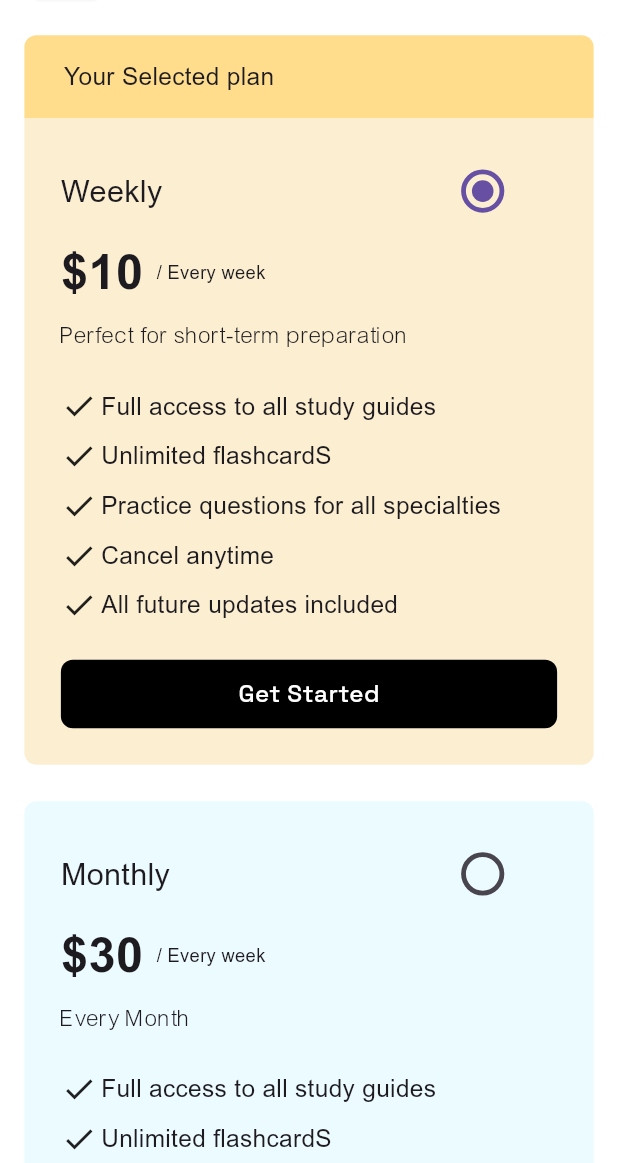
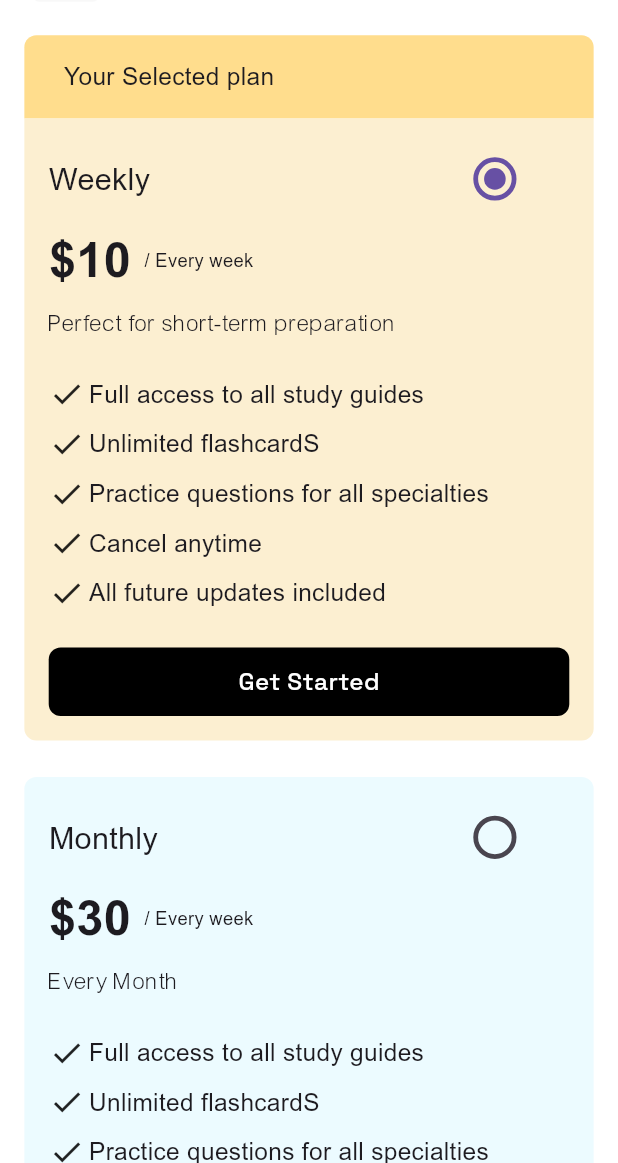
Before and after one commit to flutter-maktech/shomoshotime_app_forntend, a Flutter app: the SubscriptionPlanView screen opened by its route, on a phone screen of 412 x 824 dp, the part 73-1236 px from its top. Run offline on Flutter 3.47's test engine with Material 3 defaults, Android fonts, the light colour scheme and no system bars; our stand-ins replace flutter_screenutil, get.

Commit message:
finan commit

```diff
--- a/lib/app/modules/home/views/home_view.dart
+++ b/lib/app/modules/home/views/home_view.dart
@@ -66,8 +66,6 @@ class HomeView extends GetView<HomeController> {
               ],
             ),
           ],
-        )
-      ),
         ),
       ),
     );
--- a/lib/app/modules/profile/views/profile_view.dart
+++ b/lib/app/modules/profile/views/profile_view.dart
@@ -5,6 +5,7 @@ import 'package:shomoshotime/app/data/app_colors.dart';
 import 'package:shomoshotime/app/data/app_text_styles.dart';
 import 'package:shomoshotime/app/data/image_path.dart';
 import 'package:shomoshotime/app/modules/common_widgets/custom_button.dart';
+import 'package:shomoshotime/app/modules/custom_bottom_navigation_bar/views/custom_bottom_navigation_bar_view.dart';
 import '../controllers/profile_controller.dart';
 import '../widget/custom_achievements.dart';
 import '../widget/custom_icons.dart';
@@ -227,6 +228,7 @@ class ProfileView extends GetView<ProfileController> {
               StatusColor: AppColors.profileGray,
               TextColor: AppColors.profileBlack,
             ),
+
           ],
         ),
       ),
--- a/lib/app/modules/subscription_plan/views/subscription_plan_view.dart
+++ b/lib/app/modules/subscription_plan/views/subscription_plan_view.dart
@@ -55,7 +55,7 @@ class SubscriptionPlanView extends GetView<SubscriptionPlanController> {
                     color: AppColors.subscriptionPlanWeekly,
                   ),
                   child: Padding(
-                    padding: EdgeInsets.all(24.sp),
+                    padding: EdgeInsets.all(16.sp),
                     child: Column(
                       crossAxisAlignment: CrossAxisAlignment.start,
                       children: [
@@ -123,7 +123,7 @@ class SubscriptionPlanView extends GetView<SubscriptionPlanController> {
                     color: AppColors.subscriptionPlanMonthly,
                   ),
                   child: Padding(
-                    padding: EdgeInsets.all(24.sp),
+                    padding: EdgeInsets.all(16.sp),
                     child: Column(
                       crossAxisAlignment: CrossAxisAlignment.start,
                       children: [
@@ -205,7 +205,7 @@ class SubscriptionPlanView extends GetView<SubscriptionPlanController> {
                     color: AppColors.subscriptionPlanAnnually,
                   ),
                   child: Padding(
-                    padding: EdgeInsets.all(24.sp),
+                    padding: EdgeInsets.all(16.sp),
                     child: Column(
                       crossAxisAlignment: CrossAxisAlignment.start,
                       children: [
--- a/lib/app/modules/subscription_plan/widget/selected_plan_activity.dart
+++ b/lib/app/modules/subscription_plan/widget/selected_plan_activity.dart
@@ -13,9 +13,9 @@ class SelectedPlanActivity extends StatelessWidget {
   Widget build(BuildContext context) {
     return Row(
       children: [
-        Icon(Icons.check),
+        Flexible(flex: 1,child: Icon(Icons.check)),
         SizedBox(width: 2.5.w),
-        Text(text,style: AppTextStyles.regular16,),
+        Flexible(flex: 6,child: Text(text,style: AppTextStyles.regular16,overflow: TextOverflow.ellipsis,)),
       ],
     );
   }
--- a/lib/app/routes/app_pages.dart
+++ b/lib/app/routes/app_pages.dart
@@ -20,8 +20,8 @@ part 'app_routes.dart';
 class AppPages {
   AppPages._();
 
-  static const INITIAL = Routes.CUSTOM_BOTTOM_NAVIGATION_BAR;
-  static const INITIAL = Routes.PROFILE;
+  static const INITIAL = Routes.PAYMENT_METHODS;
+
 
   static final routes = [
     GetPage(
```
Also changed, not shown: lib/app/modules/payment_methods/views/payment_methods_view.dart (+31 -7 lines).
